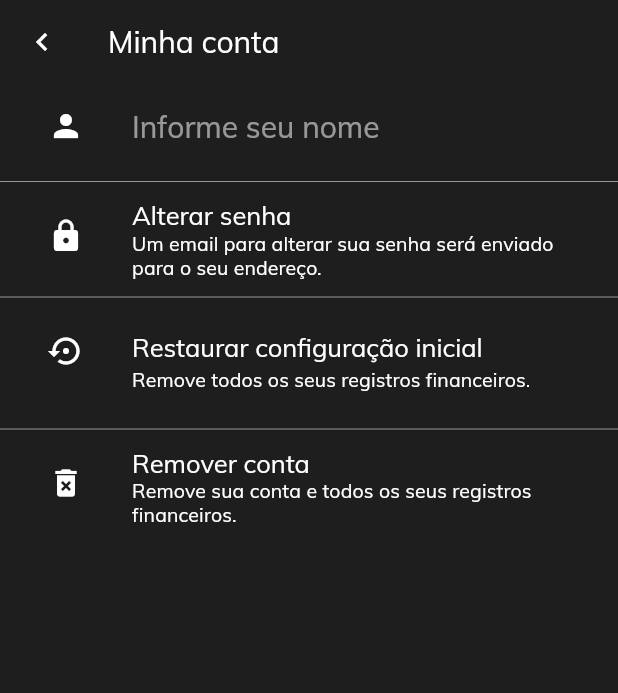
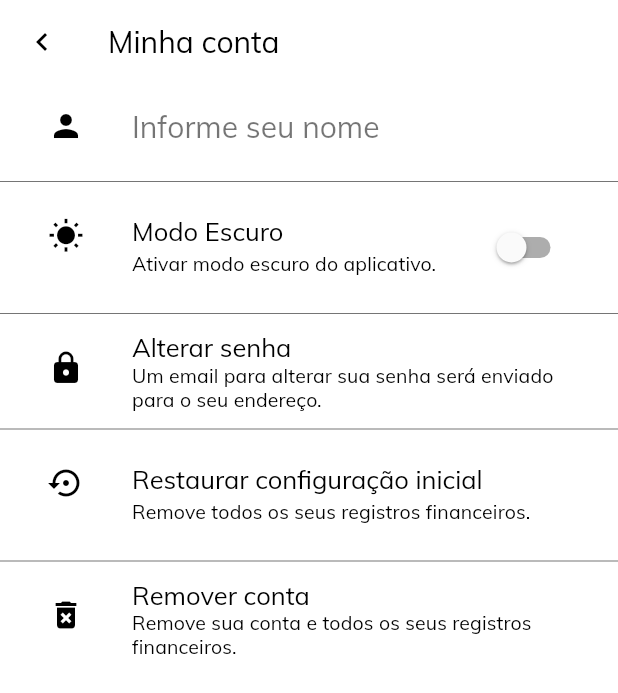
Before and after one commit to marcelopr/Gastei, a Flutter app: the screen it shows once a user with an empty profile is signed in, after a tap on "Configurações da Conta", on a phone screen of 412 x 824 dp. Shown: the top 693 px of the screen. Run offline on Flutter 3.47's test engine with Material 2 defaults, Android fonts, the phone set to English and light mode, and no system bars; drawn by our look-alikes of percent_indicator; our stand-ins replace cloud_firestore, datetime_picker_formfield, firebase_analytics, firebase_auth, flutter_slidable, flutter_svg and 3 more; accounts and stored records are empty.

Commit message:
theme config

```diff
--- a/lib/main.dart
+++ b/lib/main.dart
@@ -1,5 +1,6 @@
 import 'package:carteira/models/user.dart';
 import 'package:carteira/services/auth.dart';
+import 'package:carteira/state/theme_state.dart';
 import 'package:carteira/ui/screens/wrapper.dart';
 import 'package:carteira/ui/theme/app_theme.dart';
 import 'package:firebase_analytics/firebase_analytics.dart';
@@ -13,10 +14,16 @@ import 'package:carteira/routes/router.dart' as router;
 void main() {
   ///Setando orientação em portrait para o app
   WidgetsFlutterBinding.ensureInitialized();
-  SystemChrome.setPreferredOrientations([DeviceOrientation.portraitUp])
-      .then((_) {
-    runApp(new MyApp());
-  });
+  SystemChrome.setPreferredOrientations([DeviceOrientation.portraitUp]).then(
+    (_) {
+      runApp(
+        ChangeNotifierProvider<ThemeState>(
+          create: (context) => ThemeState(),
+          child: MyApp(),
+        ),
+      );
+    },
+  );
 }
 
 class MyApp extends StatelessWidget {
@@ -24,11 +31,15 @@ class MyApp extends StatelessWidget {
   Widget build(BuildContext context) {
     return StreamProvider<User>.value(
       value: AuthService().user,
-      child: MaterialApp(
+      child: Consumer<ThemeState>(
+        builder: (context, themeState, child) {
+          return MaterialApp(
             title: 'Gastei',
             debugShowCheckedModeBanner: false,
-        theme: AppTheme.darkTheme,
+            theme: AppTheme.lightTheme,
             darkTheme: AppTheme.darkTheme,
+            themeMode:
+                themeState.isDarkModeOn ? ThemeMode.dark : ThemeMode.light,
             home: Wrapper(),
             onGenerateRoute: router.generateRoute,
             navigatorObservers: [
@@ -43,6 +54,8 @@ class MyApp extends StatelessWidget {
               const Locale('en'), // English
               const Locale('pt'), // Portuguese
             ],
+          );
+        },
       ),
     );
   }
--- a/lib/state/theme_state.dart
+++ b/lib/state/theme_state.dart
@@ -1,10 +1,36 @@
 import 'package:flutter/material.dart';
+import 'package:shared_preferences/shared_preferences.dart';
 
 class ThemeState extends ChangeNotifier {
+  final String key = 'theme';
   bool isDarkModeOn = false;
+  SharedPreferences _preferences;
+
+  ThemeState() {
+    _loadFromPrefs();
+  }
+
+  _initPrefs() async {
+    if (_preferences == null) {
+      _preferences = await SharedPreferences.getInstance();
+    }
+  }
+
+  _loadFromPrefs() async {
+    await _initPrefs();
+    isDarkModeOn = _preferences.getBool(key) ?? false;
+    notifyListeners();
+  }
+
+  _saveToPrefs() async {
+    await _initPrefs();
+    _preferences.setBool(key, isDarkModeOn);
+  }
 
   void updateTheme(bool isDarkModeOn) {
     this.isDarkModeOn = isDarkModeOn;
     notifyListeners();
+    _saveToPrefs();
+    print('DarkMode: $isDarkModeOn');
   }
 }
--- a/lib/ui/dialogs/reauth_dialog.dart
+++ b/lib/ui/dialogs/reauth_dialog.dart
@@ -96,7 +96,10 @@ class _ReAuthDialogState extends State<ReAuthDialog> {
   Widget build(BuildContext context) {
     return AlertDialog(
         titleTextStyle: AppTheme.lightSubHeadTextStyle,
-        title: Text(_dialogTitle),
+        title: Text(
+          _dialogTitle,
+          style: Theme.of(context).textTheme.body1,
+        ),
         content: TextField(
           enabled: _isLoading ? false : true,
           controller: _passwordController,
--- a/lib/ui/screens/account_screen.dart
+++ b/lib/ui/screens/account_screen.dart
@@ -10,6 +10,7 @@ import 'package:flutter/material.dart';
 import 'package:fluttertoast/fluttertoast.dart';
 import 'package:flutter/services.dart';
 import 'package:provider/provider.dart';
+import 'package:carteira/state/theme_state.dart';
 
 class AccountScreen extends StatefulWidget {
   static const String id = 'account';
@@ -189,7 +190,7 @@ class _AccountScreenState extends State<AccountScreen> {
             contentPadding: EdgeInsets.symmetric(horizontal: 32),
             leading: Icon(
               Icons.person,
-              color: theme.iconTheme.color,
+              color: theme.accentIconTheme.color,
             ),
             trailing: _progressName ? CircularProgressIndicator() : null,
             title: TextField(
@@ -211,6 +212,30 @@ class _AccountScreenState extends State<AccountScreen> {
           ),
           Divider(),
           ListTile(
+            enabled: _optionsEnabled,
+            contentPadding: EdgeInsets.symmetric(horizontal: 32),
+            title: Text(
+              'Modo Escuro',
+              style: theme.textTheme.body1,
+            ),
+            subtitle: Text(
+              'Ativar modo escuro do aplicativo.',
+              style: theme.textTheme.subtitle,
+            ),
+            leading: Icon(
+              Icons.wb_sunny,
+              color: theme.accentIconTheme.color,
+            ),
+            trailing: Switch(
+              value: Provider.of<ThemeState>(context).isDarkModeOn,
+              onChanged: (booleanValue) {
+                Provider.of<ThemeState>(context, listen: false)
+                    .updateTheme(booleanValue);
+              },
+            ),
+          ),
+          Divider(),
+          ListTile(
               enabled: _optionsEnabled,
               contentPadding: EdgeInsets.symmetric(horizontal: 32),
               title: Text(
@@ -223,7 +248,7 @@ class _AccountScreenState extends State<AccountScreen> {
               ),
               leading: Icon(
                 Icons.lock,
-                color: theme.iconTheme.color,
+                color: theme.accentIconTheme.color,
               ),
               trailing: _progressPassword ? CircularProgressIndicator() : null,
               onTap: () => _reAuthenticate(context,
@@ -243,7 +268,7 @@ class _AccountScreenState extends State<AccountScreen> {
               ),
               leading: Icon(
                 Icons.settings_backup_restore,
-                color: theme.iconTheme.color,
+                color: theme.accentIconTheme.color,
               ),
               trailing:
                   _progressResetConfig ? CircularProgressIndicator() : null,
@@ -264,7 +289,7 @@ class _AccountScreenState extends State<AccountScreen> {
               ),
               leading: Icon(
                 Icons.delete_forever,
-                color: theme.iconTheme.color,
+                color: theme.accentIconTheme.color,
               ),
               trailing: _progressRemove ? CircularProgressIndicator() : null,
               onTap: () => _reAuthenticate(context, DialogType.removeAccount)),
--- a/lib/ui/theme/app_theme.dart
+++ b/lib/ui/theme/app_theme.dart
@@ -44,6 +44,7 @@ class AppTheme {
   static const double categoryIconBorderRadius = 18.0;
 
   static final ThemeData lightTheme = ThemeData(
+    brightness: Brightness.light,
     backgroundColor: _lightScaffoldColor,
     scaffoldBackgroundColor: _lightScaffoldColor,
     fontFamily: 'Muli',
@@ -92,7 +93,7 @@ class AppTheme {
   );
 
   static final TextStyle lightBody2TextStyle = TextStyle(
-    fontSize: 16.0,
+    fontSize: 14.0,
     color: _lightBody2TextColor,
   );
 
@@ -109,6 +110,7 @@ class AppTheme {
   ///DARK THEME
 
   static final ThemeData darkTheme = ThemeData(
+      brightness: Brightness.dark,
       backgroundColor: _darkScaffoldColor,
       scaffoldBackgroundColor: _darkScaffoldColor,
       fontFamily: 'Muli',
--- a/lib/ui/widgets/main_balance.dart
+++ b/lib/ui/widgets/main_balance.dart
@@ -48,10 +48,8 @@ class MainBalance extends StatelessWidget {
         children: <TextSpan>[
           TextSpan(
               text: '${_apropriateTimeGreeting()}$name',
-              style: Theme.of(context)
-                  .textTheme
-                  .title
-                  .copyWith(fontWeight: FontWeight.w200)),
+              style:
+                  Theme.of(context).textTheme.body2.copyWith(fontSize: 22.0)),
         ],
       ),
     );
--- a/pubspec.yaml
+++ b/pubspec.yaml
@@ -37,6 +37,8 @@ dependencies:
   async: ^2.0.8
   percent_indicator: ^2.1.1+1
   flutter_dash:
+  shared_preferences: ^0.5.6+3
+
 
 dev_dependencies:
   flutter_test:
```
Also changed, not shown: pubspec.lock. Lines whose indentation alone changed are shown as unchanged.
